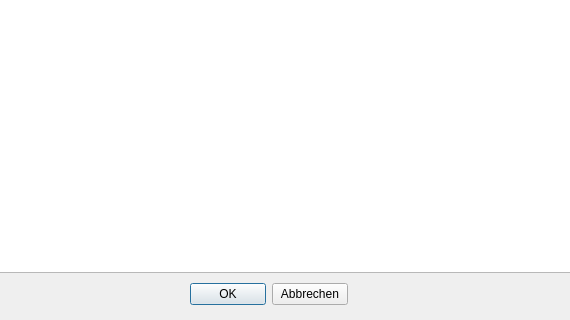
Before: the Qt Designer form Dialoge/dialog_fraeserauswahl.ui in TischlerWilly/postprozessor, drawn with Qt 5; both pictures show x 150 to 720 and y 218 to 538 of the 867 by 538 pixel window.
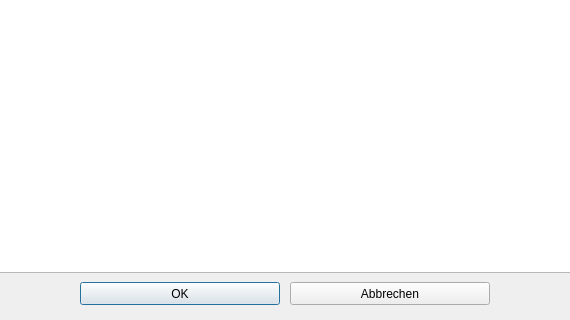
After: the same form once the commit is applied.

Commit message: dlg fraeserauswahl

Patch:
```diff
--- a/Dialoge/dialog_fraeserauswahl.ui
+++ b/Dialoge/dialog_fraeserauswahl.ui
@@ -26,31 +26,31 @@
     </rect>
    </property>
   </widget>
-  <widget class="QWidget" name="">
+  <widget class="QPushButton" name="pushButton_ok">
    <property name="geometry">
     <rect>
-     <x>340</x>
+     <x>230</x>
      <y>500</y>
-     <width>158</width>
-     <height>25</height>
+     <width>200</width>
+     <height>23</height>
     </rect>
    </property>
-   <layout class="QHBoxLayout" name="horizontalLayout">
-    <item>
-     <widget class="QPushButton" name="pushButton_ok">
-      <property name="text">
-       <string>OK</string>
-      </property>
-     </widget>
-    </item>
-    <item>
-     <widget class="QPushButton" name="pushButton_abbrechen">
-      <property name="text">
-       <string>Abbrechen</string>
-      </property>
-     </widget>
-    </item>
-   </layout>
+   <property name="text">
+    <string>OK</string>
+   </property>
+  </widget>
+  <widget class="QPushButton" name="pushButton_abbrechen">
+   <property name="geometry">
+    <rect>
+     <x>440</x>
+     <y>500</y>
+     <width>200</width>
+     <height>23</height>
+    </rect>
+   </property>
+   <property name="text">
+    <string>Abbrechen</string>
+   </property>
   </widget>
  </widget>
  <resources/>
```
The commit also changes 4 other files.
